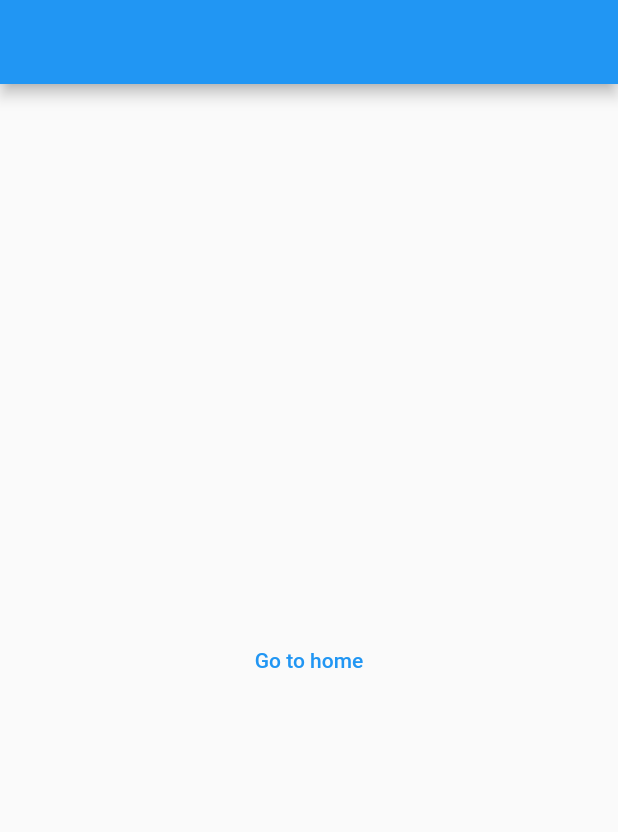
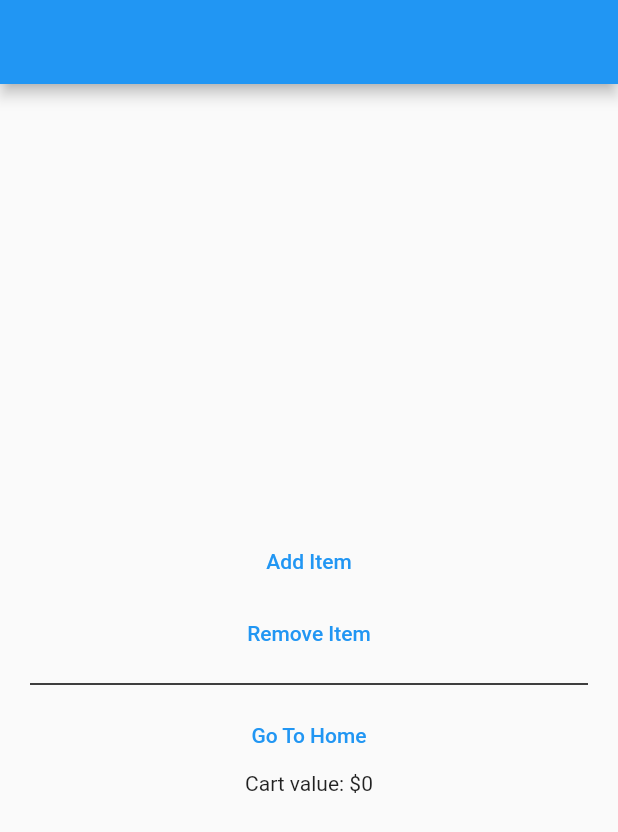
Before and after one commit to zees98/stacked_base, a Flutter app: the screen it shows after launch, on a phone screen of 412 x 824 dp. Shown: the top 832 px of the screen. Run offline on Flutter 3.47's test engine with Material 2 defaults, Android fonts, the phone set to English and light mode, and no system bars; our stand-ins replace stacked, stacked_core, stacked_services.

Commit message:
global state tutorial

```diff
--- a/lib/app/app.dart
+++ b/lib/app/app.dart
@@ -1,4 +1,5 @@
 import 'package:stacked/stacked_annotations.dart';
+import 'package:stacked_base/model/cart_service.dart';
 import 'package:stacked_base/views/home-view/home_view.dart';
 import 'package:stacked_base/views/login_screen/login_screen_view.dart';
 import 'package:stacked_services/stacked_services.dart';
@@ -12,6 +13,7 @@ import 'package:stacked_services/stacked_services.dart';
   LazySingleton(classType: NavigationService),
   LazySingleton(classType: BottomSheetService),
   LazySingleton(classType: SnackbarService),
+  LazySingleton(classType: CartService),
   //TODO: Inject your dependencies here
 ])
 class AppSetup {}
--- a/lib/app/app.locator.dart
+++ b/lib/app/app.locator.dart
@@ -12,6 +12,8 @@ import 'package:stacked_services/src/dialog/dialog_service.dart';
 import 'package:stacked_services/src/navigation/navigation_service.dart';
 import 'package:stacked_services/src/snackbar/snackbar_service.dart';
 
+import '../model/cart_service.dart';
+
 final locator = StackedLocator.instance;
 
 Future<void> setupLocator(
@@ -25,4 +27,5 @@ Future<void> setupLocator(
   locator.registerLazySingleton(() => NavigationService());
   locator.registerLazySingleton(() => BottomSheetService());
   locator.registerLazySingleton(() => SnackbarService());
+  locator.registerLazySingleton(() => CartService());
 }
--- /dev/null
+++ b/lib/model/cart_service.dart
@@ -0,0 +1,21 @@
+class CartService {
+  List<Item> cartItems = [];
+  int get total => cartItems.fold(0, (sum, item) => sum + item.price);
+  void add(Item item) {
+    cartItems.add(item);
+  }
+
+  void remove(Item item) {
+    cartItems.remove(item);
+  }
+
+  void clearCart() {
+    cartItems.clear();
+  }
+}
+
+class Item {
+  final String name;
+  final int price;
+  Item(this.name, this.price);
+}
--- a/lib/views/login_screen/login_screen_view.dart
+++ b/lib/views/login_screen/login_screen_view.dart
@@ -11,9 +11,31 @@ class LoginScreenView extends StatelessWidget {
         return Scaffold(
           appBar: AppBar(),
           body: Center(
-            child: TextButton(
-                child: Text("Go to home"),
-                onPressed: () => viewModel.navigateToHome()),
+            child: Column(
+              mainAxisSize: MainAxisSize.min,
+              children: [
+                TextButton(
+                  child: Text("Add Item"),
+                  onPressed: () => viewModel.addItem(),
+                ),
+                TextButton(
+                  child: Text("Remove Item"),
+                  onPressed: () => viewModel.removeItem(),
+                ),
+                Divider(
+                  height: 20,
+                  thickness: 1,
+                  color: Colors.black,
+                  indent: 20,
+                  endIndent: 20,
+                ),
+                TextButton(
+                  child: Text("Go To Home"),
+                  onPressed: () => viewModel.navigateToHome(),
+                ),
+                Text("Cart value: \$${viewModel.cartCount}")
+              ],
+            ),
           ),
         );
       },
--- a/lib/views/login_screen/login_screen_view_model.dart
+++ b/lib/views/login_screen/login_screen_view_model.dart
@@ -1,6 +1,7 @@
 import 'package:stacked/stacked.dart';
 import 'package:stacked_base/app/app.locator.dart';
 import 'package:stacked_base/app/app.router.dart';
+import 'package:stacked_base/model/cart_service.dart';
 import 'package:stacked_services/stacked_services.dart';
 
 class LoginScreenViewModel extends BaseViewModel {
@@ -8,6 +9,9 @@ class LoginScreenViewModel extends BaseViewModel {
 
   // nav service
   final _navService = locator<NavigationService>();
+  final _cartService = locator<CartService>();
+
+  get cartCount => _cartService.total;
 
   LoginScreenViewModel();
 
@@ -17,4 +21,16 @@ class LoginScreenViewModel extends BaseViewModel {
       arguments: HomeViewArguments(name: name),
     );
   }
+
+  void addItem() {
+    _cartService.add(Item('Item', 100));
+    notifyListeners();
+  }
+
+  void removeItem() {
+    if (_cartService.cartItems.isNotEmpty) {
+      _cartService.cartItems.removeLast();
+    }
+    notifyListeners();
+  }
 }
```
Also changed, not shown: lib/views/home-view/home_view.dart (+23 -2 lines), lib/views/home-view/home_view_model.dart (+14 -0 lines).
